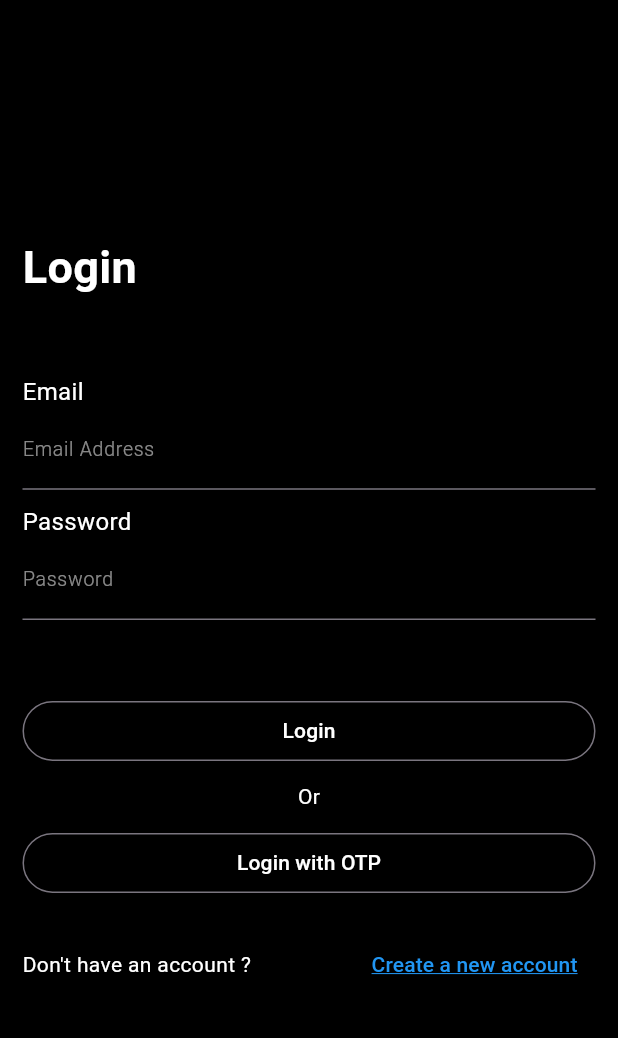
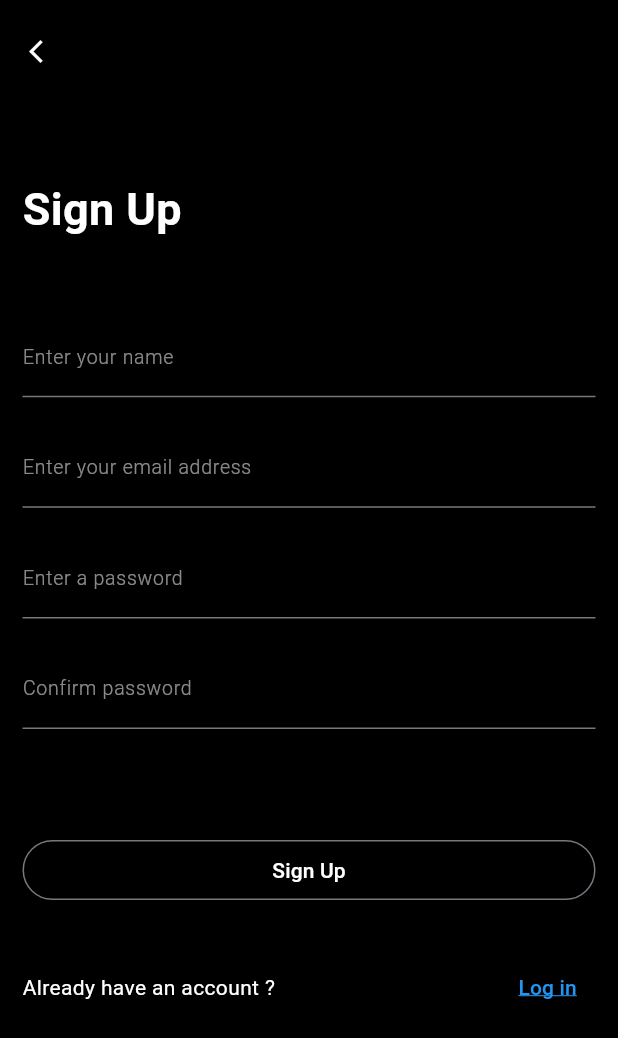
Before and after one commit to Nibzz007/tinycc_url_shortner, a Flutter app: the screen it shows after launch, after a tap on "Create a new account", on a phone screen of 412 x 824 dp. Shown: the top 1038 px of the screen. Run offline on Flutter 3.47's test engine with Material 2 defaults, Android fonts, the light colour scheme and no system bars.

Commit message:
sign up screen UI completed

```diff
--- /dev/null
+++ b/lib/utils/common_widgets/outline_input_button_widget.dart
@@ -0,0 +1,24 @@
+import 'package:flutter/material.dart';
+import '../constants/style.dart';
+
+class OutlinedButtonWidget extends StatelessWidget {
+  OutlinedButtonWidget({
+    super.key,
+   required this.text
+  });
+
+  final String text;
+
+  @override
+  Widget build(BuildContext context) {
+    return Expanded(
+      child: OutlinedButton(
+        onPressed: () {},
+        child: Text(
+          text,
+          style: AppStyle.buttonStyle,
+        ),
+      ),
+    );
+  }
+}
--- a/lib/utils/constants/sizes.dart
+++ b/lib/utils/constants/sizes.dart
@@ -7,5 +7,7 @@ class AppSize {
   static const SizedBox kHeight30 = SizedBox(height: 30);
   static const SizedBox kHeight50 = SizedBox(height: 50);
   static const SizedBox kHeight80 = SizedBox(height: 80);
+  static const SizedBox kHeight120 = SizedBox(height: 120);
+
 
 }
--- a/lib/view/login_view/login_screen.dart
+++ b/lib/view/login_view/login_screen.dart
@@ -2,7 +2,10 @@ import 'package:flutter/material.dart';
 import 'package:tinycc_app/utils/constants/colors.dart';
 import 'package:tinycc_app/utils/constants/sizes.dart';
 import 'package:tinycc_app/utils/constants/style.dart';
-import 'package:tinycc_app/view/login_view/widgets/textform_field_widget.dart';
+import 'package:tinycc_app/utils/common_widgets/textform_field_widget.dart';
+import 'package:tinycc_app/view/sign_up_view/sign_up_screen.dart';
+
+import '../../utils/common_widgets/outline_input_button_widget.dart';
 
 class LoginScreen extends StatelessWidget {
   const LoginScreen({super.key});
@@ -11,17 +14,19 @@ class LoginScreen extends StatelessWidget {
   Widget build(BuildContext context) {
     return Scaffold(
       backgroundColor: AppColor.kBlack,
-      body: Padding(
+      body: SingleChildScrollView(
+        child: Padding(
           padding: const EdgeInsets.all(15),
           child: Column(
             crossAxisAlignment: CrossAxisAlignment.start,
             mainAxisAlignment: MainAxisAlignment.center,
             children: [
+              AppSize.kHeight120,
               const Text(
                 'Login',
                 style: AppStyle.loginTextStyle,
               ),
-            AppSize.kHeight50,
+              AppSize.kHeight80,
               const Text(
                 'Email',
                 style: AppStyle.textFormFIeldheadStyle,
@@ -43,19 +48,11 @@ class LoginScreen extends StatelessWidget {
               Row(
                 mainAxisAlignment: MainAxisAlignment.center,
                 children: [
-                Expanded(
-                  child: OutlinedButton(
-                    onPressed: () {},
-                    child: const Text(
-                      'Login',
-                      style: AppStyle.buttonStyle,
-                    ),
-                  ),
-                ),
+                  OutlinedButtonWidget(text: 'Login',),
                 ],
               ),
               AppSize.kHeight10,
-            Row(
+              const Row(
                 mainAxisAlignment: MainAxisAlignment.center,
                 children: [
                   Text(
@@ -68,15 +65,7 @@ class LoginScreen extends StatelessWidget {
               Row(
                 mainAxisAlignment: MainAxisAlignment.center,
                 children: [
-                Expanded(
-                  child: OutlinedButton(
-                    onPressed: () {},
-                    child: const Text(
-                      'Login with OTP',
-                      style: AppStyle.buttonStyle,
-                    ),
-                  ),
-                ),
+                  OutlinedButtonWidget(text: 'Login with OTP')
                 ],
               ),
               AppSize.kHeight20,
@@ -88,7 +77,13 @@ class LoginScreen extends StatelessWidget {
                     style: TextStyle(color: AppColor.kWhite),
                   ),
                   TextButton(
-                  onPressed: () {},
+                    onPressed: () {
+                      Navigator.of(context).push(
+                        MaterialPageRoute(
+                          builder: (context) => const SignUpScreen(),
+                        ),
+                      );
+                    },
                     child: const Text(
                       'Create a new account',
                       style: TextStyle(
@@ -97,12 +92,13 @@ class LoginScreen extends StatelessWidget {
                         decorationColor: AppColor.kBlue,
                       ),
                     ),
-                )
+                  ),
                 ],
               ),
             ],
           ),
         ),
+      ),
     );
   }
 }
--- /dev/null
+++ b/lib/view/sign_up_view/sign_up_screen.dart
@@ -0,0 +1,112 @@
+import 'package:flutter/material.dart';
+import 'package:tinycc_app/utils/common_widgets/outline_input_button_widget.dart';
+import 'package:tinycc_app/utils/constants/colors.dart';
+import 'package:tinycc_app/utils/constants/sizes.dart';
+import 'package:tinycc_app/utils/constants/style.dart';
+import 'package:tinycc_app/utils/common_widgets/textform_field_widget.dart';
+import 'package:tinycc_app/view/login_view/login_screen.dart';
+
+class SignUpScreen extends StatelessWidget {
+  const SignUpScreen({super.key});
+
+  @override
+  Widget build(BuildContext context) {
+    return Scaffold(
+      backgroundColor: AppColor.kBlack,
+      body: Column(
+        crossAxisAlignment: CrossAxisAlignment.start,
+        children: [
+          AppSize.kHeight10,
+          Row(
+            children: [
+              IconButton(
+                onPressed: () {
+                  Navigator.pop(context);
+                },
+                icon: const Icon(
+                  Icons.arrow_back_ios_new,
+                  color: AppColor.kWhite,
+                ),
+                iconSize: 18,
+              )
+            ],
+          ),
+          AppSize.kHeight10,
+          Padding(
+            padding: const EdgeInsets.only(left: 15, right: 15),
+            child: Column(
+              crossAxisAlignment: CrossAxisAlignment.start,
+              children: [
+                AppSize.kHeight50,
+                const Text(
+                  'Sign Up',
+                  style: AppStyle.loginTextStyle,
+                ),
+                AppSize.kHeight50,
+                TextFormFieldWIdget(
+                  keyboardType: TextInputType.name,
+                  labelText: 'Enter your name',
+                ),
+                AppSize.kHeight20,
+                TextFormFieldWIdget(
+                  keyboardType: TextInputType.emailAddress,
+                  labelText: 'Enter your email address',
+                ),
+                AppSize.kHeight20,
+                TextFormFieldWIdget(
+                  keyboardType: TextInputType.text,
+                  labelText: 'Enter a password',
+                ),
+                AppSize.kHeight20,
+                TextFormFieldWIdget(
+                  keyboardType: TextInputType.text,
+                  labelText: 'Confirm password',
+                ),
+                AppSize.kHeight20,
+              ],
+            ),
+          ),
+          AppSize.kHeight50,
+          Padding(
+            padding: const EdgeInsets.symmetric(horizontal: 15),
+            child: Row(
+              children: [
+                OutlinedButtonWidget(text: 'Sign Up'),
+              ],
+            ),
+          ),
+          AppSize.kHeight30,
+          Padding(
+            padding: const EdgeInsets.symmetric(horizontal: 15),
+            child: Row(
+              mainAxisAlignment: MainAxisAlignment.spaceBetween,
+              children: [
+                const Text(
+                  'Already have an account ?',
+                  style: TextStyle(color: AppColor.kWhite),
+                ),
+                TextButton(
+                    onPressed: () {
+                      Navigator.of(context).pushReplacement(
+                        MaterialPageRoute(
+                          builder: (context) => const LoginScreen(),
+                        ),
+                      );
+                    },
+                    child: const Text(
+                      'Log in',
+                      style: TextStyle(
+                        color: AppColor.kBlue,
+                        decoration: TextDecoration.underline,
+                        decorationColor: AppColor.kBlue,
+                      ),
+                    ),
+                  ),
+              ],
+            ),
+          )
+        ],
+      ),
+    );
+  }
+}
```
Also changed, not shown: lib/utils/common_widgets/textform_field_widget.dart (renamed from lib/view/login_view/widgets/textform_field_widget.dart). Lines whose indentation alone changed are shown as unchanged.
